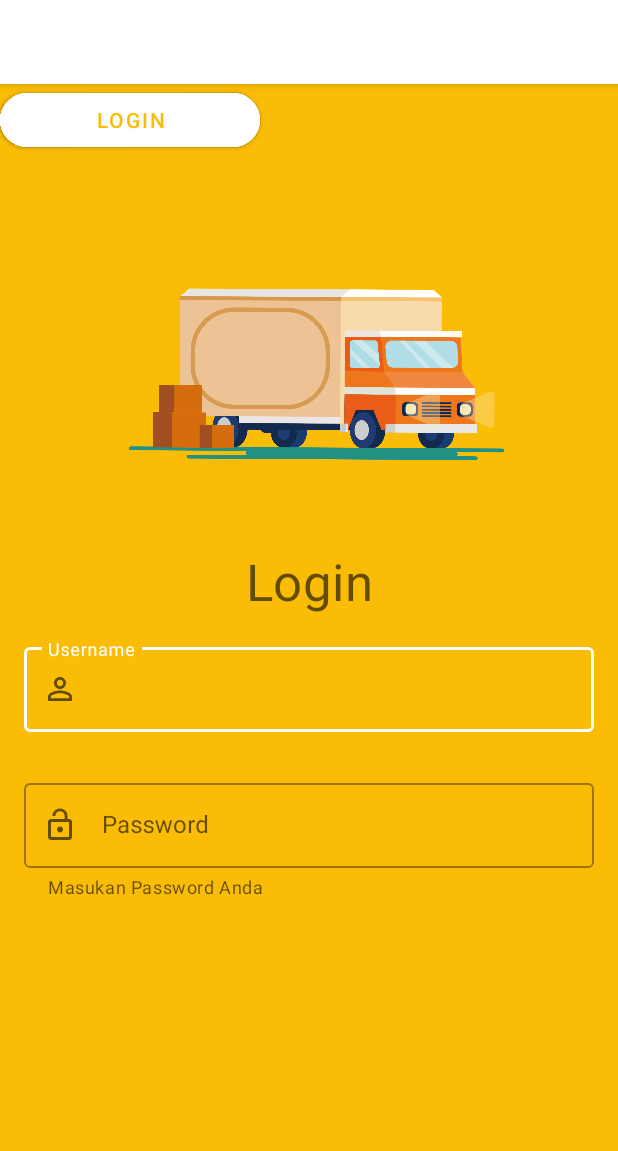
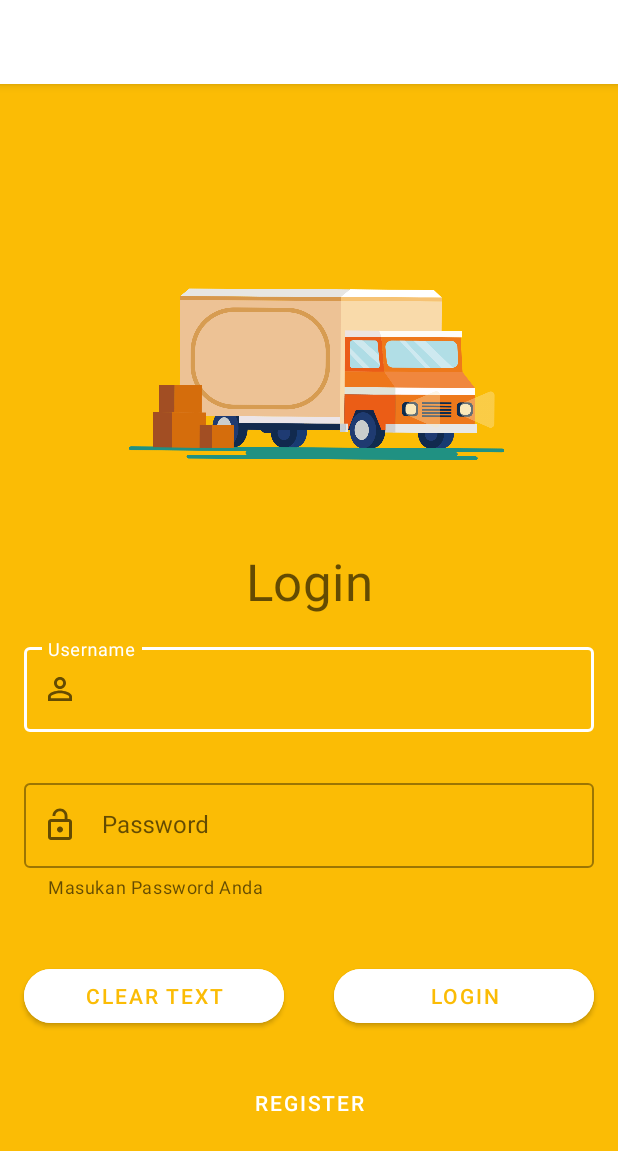
Before and after one commit to bebekUX/Kurirku, an Android app: the screen it shows after launch (MainActivity), on a phone screen of 412 x 824 dp. Shown: the top 1151 px of the screen. Run offline under Robolectric (Android 15) with nearby library versions, the phone set to English and light mode, and no system bars.

Commit message:
Login, Register, Home Daniel

```diff
--- a/app/src/main/AndroidManifest.xml
+++ b/app/src/main/AndroidManifest.xml
@@ -14,6 +14,12 @@
         android:theme="@style/Theme.Kurirku"
         tools:targetApi="31">
         <activity
+            android:name=".HomeActivity"
+            android:exported="false" />
+        <activity
+            android:name=".register"
+            android:exported="false" />
+        <activity
             android:name=".MainActivity"
             android:exported="true">
             <intent-filter>
--- a/app/src/main/java/com/UGD/kurirku/register.kt
+++ b/app/src/main/java/com/UGD/kurirku/register.kt
@@ -35,7 +35,8 @@ class register : AppCompatActivity() {
             //Intent dengan memanggil bundle
             intent.putExtra("register",mBundle)
 
-            startActivity(intent)
+            val moveMain = Intent(this, MainActivity::class.java)
+            startActivity(moveMain)
         }
     }
 }
--- a/app/src/main/res/layout/activity_main.xml
+++ b/app/src/main/res/layout/activity_main.xml
@@ -76,16 +76,6 @@
 
     </LinearLayout>
 
-    <LinearLayout
-        android:id="@+id/linearLayout"
-        android:layout_width="0dp"
-        android:layout_height="wrap_content"
-        android:layout_marginTop="16dp"
-        app:layout_constraintEnd_toEndOf="@+id/linearLayout2"
-        app:layout_constraintStart_toStartOf="@+id/linearLayout2"
-        app:layout_constraintTop_toBottomOf="@+id/linearLayout2">
-
-    </LinearLayout>
 
     <com.google.android.material.button.MaterialButton
         android:id="@+id/btnRegister"
@@ -95,31 +85,42 @@
         android:layout_weight="1"
         android:text="Register"
         android:textColor="@color/white"
-        tools:layout_editor_absoluteX="150dp"
-        tools:layout_editor_absoluteY="645dp" />
+        app:layout_constraintBottom_toBottomOf="parent"
+        app:layout_constraintEnd_toEndOf="parent"
+        app:layout_constraintStart_toStartOf="parent"
+        app:layout_constraintTop_toBottomOf="@+id/linearLayout2"
+        app:layout_constraintVertical_bias="0.596" />
 
     <com.google.android.material.button.MaterialButton
         android:id="@+id/btnclearText"
         android:layout_width="173dp"
         android:layout_height="wrap_content"
+        android:layout_marginStart="16dp"
         android:layout_weight="1"
         android:backgroundTint="@color/white"
         android:text="Clear Text"
         android:textColor="@color/Orange"
         app:cornerRadius="20dp"
-        tools:layout_editor_absoluteX="16dp"
-        tools:layout_editor_absoluteY="583dp" />
+        app:layout_constraintBottom_toBottomOf="parent"
+        app:layout_constraintEnd_toStartOf="@+id/btnLogin"
+        app:layout_constraintHorizontal_bias="0.0"
+        app:layout_constraintStart_toStartOf="parent"
+        app:layout_constraintTop_toBottomOf="@+id/linearLayout2"
+        app:layout_constraintVertical_bias="0.155" />
 
     <com.google.android.material.button.MaterialButton
         android:id="@+id/btnLogin"
         android:layout_width="173dp"
         android:layout_height="wrap_content"
+        android:layout_marginEnd="16dp"
         android:layout_weight="1"
         android:backgroundTint="@color/white"
         android:text="Login"
         android:textColor="@color/Orange"
         app:cornerRadius="20dp"
-        tools:layout_editor_absoluteX="204dp"
-        tools:layout_editor_absoluteY="583dp" />
+        app:layout_constraintBottom_toBottomOf="parent"
+        app:layout_constraintEnd_toEndOf="parent"
+        app:layout_constraintTop_toBottomOf="@+id/linearLayout2"
+        app:layout_constraintVertical_bias="0.155" />
 
 </androidx.constraintlayout.widget.ConstraintLayout>
```
Also changed, not shown: app/src/main/java/com/UGD/kurirku/HomeActivity.kt (added, +11 -0 lines), app/src/main/java/com/UGD/kurirku/MainActivity.kt (+4 -4 lines), app/src/main/res/layout/activity_home.xml (added, +9 -0 lines), app/src/main/res/layout/register.xml (+13 -26 lines).
